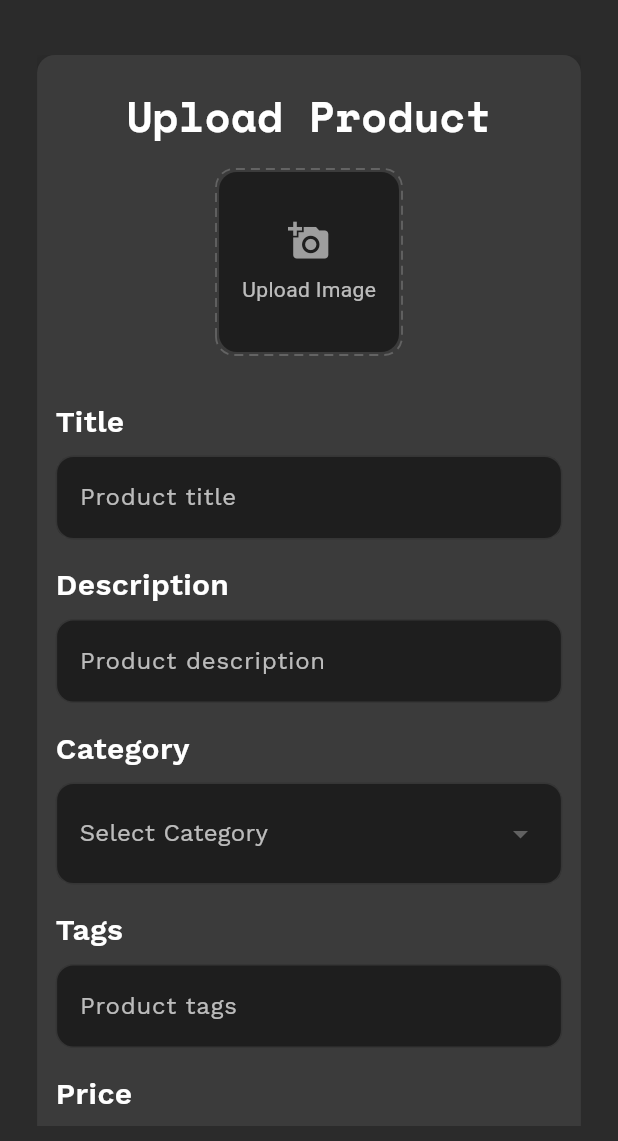
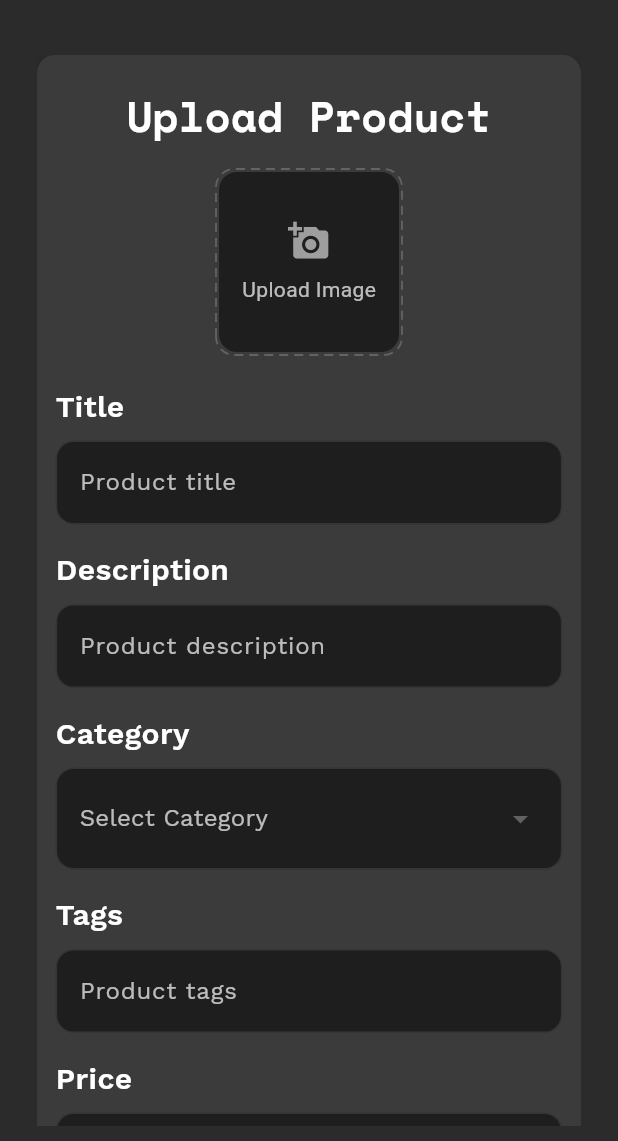
Before and after one commit to Mandeepkarki12/bidly, a Flutter app: the screen it shows after launch, on a phone screen of 412 x 824 dp, the part 95-1236 px from its top. Run offline on Flutter 3.47's test engine with Material 3 defaults, Android fonts, the phone set to English and light mode, and no system bars; drawn by our look-alikes of dotted_border; our stand-ins replace bloc, dartz, dio, flutter_bloc, flutter_svg, get and 9 more; accounts and stored records are empty.

Commit message:
upload product functionality made

```diff
--- /dev/null
+++ b/lib/features/product_upload_screen/domain/entities/product_upload_entity.dart
@@ -0,0 +1,7 @@
+class ProductUploadEntity {
+  final bool status;
+  final String message;
+  final String? productImage;
+  const ProductUploadEntity(
+      {required this.message, required this.status, this.productImage});
+}
--- /dev/null
+++ b/lib/features/product_upload_screen/domain/usecases/upload_product_usecase.dart
@@ -0,0 +1,44 @@
+import 'package:bidly/core/errors/failure.dart';
+import 'package:bidly/core/usecases/usecase.dart';
+import 'package:bidly/features/product_upload_screen/domain/entities/product_upload_entity.dart';
+import 'package:bidly/features/product_upload_screen/domain/repositories/product_upload_repositories.dart';
+import 'package:dartz/dartz.dart';
+
+class UploadProductUseCase
+    implements UseCaseWithParams<ProductUploadEntity, ProductParameters> {
+  final ProductUploadRepositories productUploadRepositories;
+
+  UploadProductUseCase({required this.productUploadRepositories});
+  @override
+  Future<Either<Failure, ProductUploadEntity>> call(params) {
+    return productUploadRepositories.uploadProduct(
+        userId: params.userId,
+        categoryId: params.categoryId,
+        tags: params.tags,
+        productTitle: params.title,
+        productDescription: params.description,
+        productPrice: params.minimumPrice,
+        productCategory: params.categoryId,
+        productImage: params.productImage);
+  }
+}
+
+class ProductParameters {
+  final String userId;
+  final String categoryId;
+  final String title;
+  final String description;
+  final String tags;
+  final String minimumPrice;
+  final String productImage;
+
+  ProductParameters({
+    required this.userId,
+    required this.categoryId,
+    required this.title,
+    required this.description,
+    required this.tags,
+    required this.minimumPrice,
+    required this.productImage,
+  });
+}
--- a/lib/features/product_upload_screen/presentation/bloc/product_upload_screen_bloc.dart
+++ b/lib/features/product_upload_screen/presentation/bloc/product_upload_screen_bloc.dart
@@ -1,13 +1,30 @@
+import 'package:bidly/features/product_upload_screen/domain/entities/product_upload_entity.dart';
+import 'package:bidly/features/product_upload_screen/domain/usecases/upload_product_usecase.dart';
 import 'package:bloc/bloc.dart';
-import 'package:equatable/equatable.dart';
-
+import 'package:flutter/material.dart';
 part 'product_upload_screen_event.dart';
 part 'product_upload_screen_state.dart';
 
-class ProductUploadScreenBloc extends Bloc<ProductUploadScreenEvent, ProductUploadScreenState> {
-  ProductUploadScreenBloc() : super(ProductUploadScreenInitial()) {
-    on<ProductUploadScreenEvent>((event, emit) {
-      // TODO: implement event handler
+class ProductUploadScreenBloc
+    extends Bloc<ProductUploadScreenEvent, ProductUploadScreenState> {
+  final UploadProductUseCase _uploadProductUseCase;
+  ProductUploadScreenBloc({
+    required UploadProductUseCase uploadProductUseCase,
+  })  : _uploadProductUseCase = uploadProductUseCase,
+        super(ProductUploadScreenInitial()) {
+    on<UploadProductEvent>((event, emit) async {
+      emit(ProductUploadScreenLoading());
+      final result = await _uploadProductUseCase.call(ProductParameters(
+        userId: event.userId,
+        categoryId: event.categoryId,
+        title: event.productTitle,
+        description: event.productDescription,
+        tags: event.tags,
+        minimumPrice: event.productPrice,
+        productImage: event.productImage,
+      ));
+      result.fold((l) => emit(ProductUploadScreenError(message: l.message)),
+          (r) => emit(ProductUploadScreenLoaded(productUploadEntity: r)));
     });
   }
 }
--- a/lib/features/product_upload_screen/presentation/bloc/product_upload_screen_event.dart
+++ b/lib/features/product_upload_screen/presentation/bloc/product_upload_screen_event.dart
@@ -1,8 +1,25 @@
 part of 'product_upload_screen_bloc.dart';
 
-abstract class ProductUploadScreenEvent extends Equatable {
-  const ProductUploadScreenEvent();
+@immutable
+abstract interface class ProductUploadScreenEvent {}
 
-  @override
-  List<Object> get props => [];
+class UploadProductEvent extends ProductUploadScreenEvent {
+  final String userId;
+  final String categoryId;
+  final String tags;
+  final String productTitle;
+  final String productDescription;
+  final String productPrice;
+
+  final String productImage;
+
+  UploadProductEvent({
+    required this.userId,
+    required this.categoryId,
+    required this.tags,
+    required this.productTitle,
+    required this.productDescription,
+    required this.productPrice,
+    required this.productImage,
+  });
 }
--- a/lib/features/product_upload_screen/presentation/bloc/product_upload_screen_state.dart
+++ b/lib/features/product_upload_screen/presentation/bloc/product_upload_screen_state.dart
@@ -1,9 +1,20 @@
 part of 'product_upload_screen_bloc.dart';
 
-abstract class ProductUploadScreenState extends Equatable {
-  const ProductUploadScreenState();
+@immutable
+abstract interface class ProductUploadScreenState {}
 
-  @override
-  List<Object> get props => [];
+class ProductUploadScreenInitial extends ProductUploadScreenState {}
+
+class ProductUploadScreenLoading extends ProductUploadScreenState {}
+
+class ProductUploadScreenLoaded extends ProductUploadScreenState {
+  final ProductUploadEntity productUploadEntity;
+
+  ProductUploadScreenLoaded({required this.productUploadEntity});
 }
-class ProductUploadScreenInitial extends ProductUploadScreenState {}
+
+class ProductUploadScreenError extends ProductUploadScreenState {
+  final String message;
+
+  ProductUploadScreenError({required this.message});
+}
--- a/lib/features/product_upload_screen/presentation/pages/product_upload_page/mobile_product_upload_screen.dart
+++ b/lib/features/product_upload_screen/presentation/pages/product_upload_page/mobile_product_upload_screen.dart
@@ -1,3 +1,8 @@
+import 'dart:io';
+import 'package:bidly/core/widgets/custom_snackbar.dart';
+import 'package:bidly/features/product_upload_screen/presentation/bloc/product_upload_screen_bloc.dart';
+import 'package:flutter/material.dart';
+import 'package:bidly/core/services/shared_prefrences.dart';
 import 'package:bidly/core/theme/app_color.dart';
 import 'package:bidly/core/theme/text_styles.dart';
 import 'package:bidly/core/widgets/custom_appbar/custom_mobile_appbar.dart';
@@ -5,7 +10,8 @@ import 'package:bidly/core/widgets/custom_dropdown.dart';
 import 'package:bidly/core/widgets/custom_rounded_button.dart';
 import 'package:bidly/core/widgets/custom_textfield.dart';
 import 'package:dotted_border/dotted_border.dart';
-import 'package:flutter/material.dart';
+import 'package:bidly/core/utils/file_image_picker.dart';
+import 'package:flutter_bloc/flutter_bloc.dart';
 
 class MobileProductUploadScreen extends StatefulWidget {
   const MobileProductUploadScreen({super.key});
@@ -16,7 +22,75 @@ class MobileProductUploadScreen extends StatefulWidget {
 }
 
 class _MobileProductUploadScreenState extends State<MobileProductUploadScreen> {
+  final SecureStorageService _storageService = SecureStorageService();
+  final FileImagePicker _fileImagePicker = FileImagePicker();
+  final _globalFormKey = GlobalKey<FormState>();
+
+  final String _userId = '123';
+  String title = '';
+  String description = '';
+  String price = '';
+  String tags = '';
+  File? _pickedImageFile;
   Category? selectedCategory;
+
+  Future<void> _pickImage() async {
+    final pickedFile = await _fileImagePicker.pickImage(preferCamera: false);
+    if (pickedFile != null) {
+      setState(() {
+        _pickedImageFile = pickedFile;
+      });
+    }
+  }
+
+  void _submitForm() {
+    if (_globalFormKey.currentState!.validate()) {
+      _globalFormKey.currentState!.save();
+
+      if (_pickedImageFile == null) {
+        ScaffoldMessenger.of(context).showSnackBar(
+          const SnackBar(content: Text('Please select an image')),
+        );
+        return;
+      }
+
+      if (_userId == null) {
+        ScaffoldMessenger.of(context).showSnackBar(
+          const SnackBar(content: Text('User ID not found')),
+        );
+        return;
+      }
+
+      if (selectedCategory == null) {
+        ScaffoldMessenger.of(context).showSnackBar(
+          const SnackBar(content: Text('Please select a category')),
+        );
+        return;
+      }
+
+      print('--- Product Upload Data ---');
+      print('User ID: $_userId');
+      print('Title: $title');
+      print('Description: $description');
+      print('Price: $price');
+      print('Tags: $tags');
+      print('Category ID: ${selectedCategory!.id}');
+      print('Category Name: ${selectedCategory!.name}');
+      print('Image Path: ${_pickedImageFile!.path}');
+      context.read<ProductUploadScreenBloc>().add(UploadProductEvent(
+          userId: _userId,
+          categoryId: selectedCategory!.id,
+          tags: tags,
+          productTitle: title,
+          productDescription: description,
+          productPrice: price,
+          productImage: _pickedImageFile!.path));
+
+      ScaffoldMessenger.of(context).showSnackBar(
+        const SnackBar(content: Text('Data printed to console successfully')),
+      );
+    }
+  }
 
   @override
   Widget build(BuildContext context) {
@@ -26,13 +100,24 @@ class _MobileProductUploadScreenState extends State<MobileProductUploadScreen> {
         isMenu: false,
         onMenuTap: () {},
       ),
-      body: Padding(
+      body: BlocListener<ProductUploadScreenBloc, ProductUploadScreenState>(
+        listener: (context, state) {
+          if (state is ProductUploadScreenError) {
+            showCustomSnackBar(context,
+                message: state.message, type: SnackBarType.error);
+          }
+          if (state is ProductUploadScreenLoaded) {
+            showCustomSnackBar(context,
+                message: state.productUploadEntity.message,
+                type: SnackBarType.success);
+          }
+        },
+        child: Padding(
           padding: EdgeInsets.symmetric(horizontal: width * 0.06, vertical: 10),
           child: SingleChildScrollView(
             child: Container(
               padding:
                   EdgeInsets.symmetric(horizontal: width * 0.03, vertical: 20),
-            width: double.infinity,
               decoration: BoxDecoration(
                 color: AppColors.backGroundSecondary,
                 boxShadow: [
@@ -45,17 +130,25 @@ class _MobileProductUploadScreenState extends State<MobileProductUploadScreen> {
                 ],
                 borderRadius: BorderRadius.circular(12),
               ),
+              child: Form(
+                key: _globalFormKey,
                 child: Column(
+                  crossAxisAlignment: CrossAxisAlignment.start,
                   children: [
-                Text('Upload Product',
+                    Center(
+                      child: Text('Upload Product',
                           style: const AppTextStyles().h4SpaceMono),
+                    ),
                     const SizedBox(height: 16),
-                DottedBorder(
+                    Center(
+                      child: DottedBorder(
                         color: Colors.grey.withOpacity(0.4),
                         strokeWidth: 1.2,
                         dashPattern: const [6, 4],
                         borderType: BorderType.RRect,
                         radius: const Radius.circular(12),
+                        child: GestureDetector(
+                          onTap: _pickImage,
                           child: Container(
                             height: 120,
                             width: 120,
@@ -63,10 +156,21 @@ class _MobileProductUploadScreenState extends State<MobileProductUploadScreen> {
                               color: const Color(0xFF1E1E1E),
                               borderRadius: BorderRadius.circular(12),
                             ),
-                    child: const Column(
+                            child: _pickedImageFile != null
+                                ? ClipRRect(
+                                    borderRadius: BorderRadius.circular(12),
+                                    child: Image.file(
+                                      _pickedImageFile!,
+                                      fit: BoxFit.cover,
+                                      width: 120,
+                                      height: 120,
+                                    ),
+                                  )
+                                : const Column(
                                     mainAxisAlignment: MainAxisAlignment.center,
                                     children: [
-                        Icon(Icons.add_a_photo, color: Colors.grey, size: 28),
+                                      Icon(Icons.add_a_photo,
+                                          color: Colors.grey, size: 28),
                                       SizedBox(height: 8),
                                       Text(
                                         'Upload Image',
@@ -76,46 +180,19 @@ class _MobileProductUploadScreenState extends State<MobileProductUploadScreen> {
                                   ),
                           ),
                         ),
-                const SizedBox(height: 30),
-                Column(
-                  crossAxisAlignment: CrossAxisAlignment.start,
-                  children: [
-                    Text('Title',
-                        style: const AppTextStyles()
-                            .h5WorkSans
-                            .copyWith(fontSize: 20)),
-                    const SizedBox(height: 8),
-                    CustomTextField(
-                      hintText: 'Product title',
-                      style: const TextStyle(color: Colors.white),
-                      fillColor: const Color(0xFF1E1E1E),
-                      borderColor: Colors.white.withOpacity(0.1),
-                      borderRadius: 12,
-                      borderWidth: 1,
-                      hintStyle: const AppTextStyles()
-                          .baseBodyWorkSans
-                          .copyWith(color: Colors.white70),
-                      cursorColor: Colors.white,
-                      textAlignVertical: TextAlignVertical.center,
+                      ),
+                    ),
+                    const SizedBox(height: 20),
+                    _buildTextField(
+                      label: 'Title',
+                      hint: 'Product title',
+                      onSaved: (value) => title = value ?? '',
                     ),
                     const SizedBox(height: 16),
-                    Text('Description',
-                        style: const AppTextStyles()
-                            .h5WorkSans
-                            .copyWith(fontSize: 20)),
-                    const SizedBox(height: 8),
-                    CustomTextField(
-                      hintText: 'Product description',
-                      style: const TextStyle(color: Colors.white),
-                      fillColor: const Color(0xFF1E1E1E),
-                      borderColor: Colors.white.withOpacity(0.1),
-                      borderRadius: 12,
-                      borderWidth: 1,
-                      hintStyle: const AppTextStyles()
-                          .baseBodyWorkSans
-                          .copyWith(color: Colors.white70),
-                      cursorColor: Colors.white,
-                      textAlignVertical: TextAlignVertical.center,
+                    _buildTextField(
+                      label: 'Description',
+                      hint: 'Product description',
+                      onSaved: (value) => description = value ?? '',
                     ),
                     const SizedBox(height: 16),
                     Text('Category',
@@ -157,13 +234,56 @@ class _MobileProductUploadScreenState extends State<MobileProductUploadScreen> {
                       ),
                     ),
                     const SizedBox(height: 16),
-                    Text('Tags',
-                        style: const AppTextStyles()
-                            .h5WorkSans
-                            .copyWith(fontSize: 20)),
+                    _buildTextField(
+                      label: 'Tags',
+                      hint: 'Product tags',
+                      onSaved: (value) => tags = value ?? '',
+                    ),
+                    const SizedBox(height: 16),
+                    _buildTextField(
+                      label: 'Price',
+                      hint: 'Minimum price',
+                      keyboardType: TextInputType.number,
+                      onSaved: (value) => price = value ?? '',
+                    ),
+                    const SizedBox(height: 30),
+                    CustomRoundedButton(
+                      radius: 12,
+                      onTap: _submitForm,
+                      height: 60,
+                      width: double.infinity,
+                      color: AppColors.primaryButton,
+                      child: Center(
+                        child: Text('Upload',
+                            style: const AppTextStyles().baseBodyWorkSans),
+                      ),
+                    ),
+                    const SizedBox(height: 20),
+                  ],
+                ),
+              ),
+            ),
+          ),
+        ),
+      ),
+    );
+  }
+
+  Widget _buildTextField({
+    required String label,
+    required String hint,
+    required Function(String?) onSaved,
+    TextInputType keyboardType = TextInputType.text,
+  }) {
+    return Column(
+      crossAxisAlignment: CrossAxisAlignment.start,
+      children: [
+        Text(label,
+            style: const AppTextStyles().h5WorkSans.copyWith(fontSize: 20)),
         const SizedBox(height: 8),
         CustomTextField(
-                      hintText: 'Product tags',
+          onSaved: onSaved,
+          hintText: hint,
           style: const TextStyle(color: Colors.white),
           fillColor: const Color(0xFF1E1E1E),
           borderColor: Colors.white.withOpacity(0.1),
@@ -174,54 +294,14 @@ class _MobileProductUploadScreenState extends State<MobileProductUploadScreen> {
               .copyWith(color: Colors.white70),
           cursorColor: Colors.white,
           textAlignVertical: TextAlignVertical.center,
-                    ),
-                    const SizedBox(height: 16),
-                    Text('Price',
-                        style: const AppTextStyles()
-                            .h5WorkSans
-                            .copyWith(fontSize: 20)),
-                    const SizedBox(height: 8),
-                    CustomTextField(
-                      hintText: 'Minimum price',
-                      style: const TextStyle(color: Colors.white),
-                      fillColor: const Color(0xFF1E1E1E),
-                      borderColor: Colors.white.withOpacity(0.1),
-                      borderRadius: 12,
-                      borderWidth: 1,
-                      hintStyle: const AppTextStyles()
-                          .baseBodyWorkSans
-                          .copyWith(color: Colors.white70),
-                      cursorColor: Colors.white,
-                      textAlignVertical: TextAlignVertical.center,
-                    ),
-                    const SizedBox(
-                      height: 40,
-                    ),
-                    CustomRoundedButton(
-                        radius: 12,
-                        onTap: () {},
-                        height: 60,
-                        width: double.infinity,
-                        color: AppColors.primaryButton,
-                        child: Center(
-                            child: Text('Upload',
-                                style:
-                                    const AppTextStyles().baseBodyWorkSans))),
-                    const SizedBox(
-                      height: 20,
+          keyboardType: keyboardType,
         ),
       ],
-                ),
-              ],
-            ),
-          ),
-        ),
-      ),
     );
   }
 }
 
-// Category enum
+// Enum
 enum Category {
   electronics('101', 'Electronics'),
   clothing('102', 'Clothing'),
@@ -234,6 +314,5 @@ enum Category {
 
   final String id;
   final String name;
-
   const Category(this.id, this.name);
 }
--- a/lib/features/profile_screen/presentation/pages/profile_page/desktop_profile_screen.dart
+++ b/lib/features/profile_screen/presentation/pages/profile_page/desktop_profile_screen.dart
@@ -26,6 +26,7 @@ class _DesktopProfileScreenState extends State<DesktopProfileScreen> {
   final int itemCount = 0;
 
   @override
+
   void initState() {
     super.initState();
     _loadUserId();
--- a/lib/main.dart
+++ b/lib/main.dart
@@ -4,6 +4,7 @@ import 'package:bidly/core/theme/app_color.dart';
 import 'package:bidly/core/utils/injection_container.dart';
 import 'package:bidly/features/auth_screen/presentation/bloc/auth_screen_bloc.dart';
 import 'package:bidly/features/home_screen/presentation/bloc/home_screen_bloc.dart';
+import 'package:bidly/features/product_upload_screen/presentation/bloc/product_upload_screen_bloc.dart';
 import 'package:bidly/features/profile_screen/presentation/bloc/profile_screen_bloc.dart';
 import 'package:flutter/material.dart';
 import 'package:flutter_bloc/flutter_bloc.dart';
@@ -20,6 +21,7 @@ void main() async {
         create: (_) => stl<ProfileScreenBloc>(),
       ),
       BlocProvider(create: (_) => stl<HomeScreenBloc>()),
+      BlocProvider(create: (_) => stl<ProductUploadScreenBloc>()),
     ],
     child: const MyApp(),
   ));
```
Also changed, not shown: lib/core/mapper/product_upload_mapper/product_upload_mapper.dart (added, +12 -0 lines), lib/core/utils/app_apis.dart (+7 -1 lines), lib/core/utils/injection_container.dart (+20 -0 lines), lib/features/product_upload_screen/data/datasources/product_upload_datasource.dart (added, +77 -0 lines), lib/features/product_upload_screen/data/models/product_upload_model.dart (added, +21 -0 lines), lib/features/product_upload_screen/data/repositories/product_upload_repository_impl.dart (added, +39 -0 lines), lib/features/product_upload_screen/domain/repositories/product_upload_repositories.dart (added, +16 -0 lines). Lines whose indentation alone changed are shown as unchanged.
